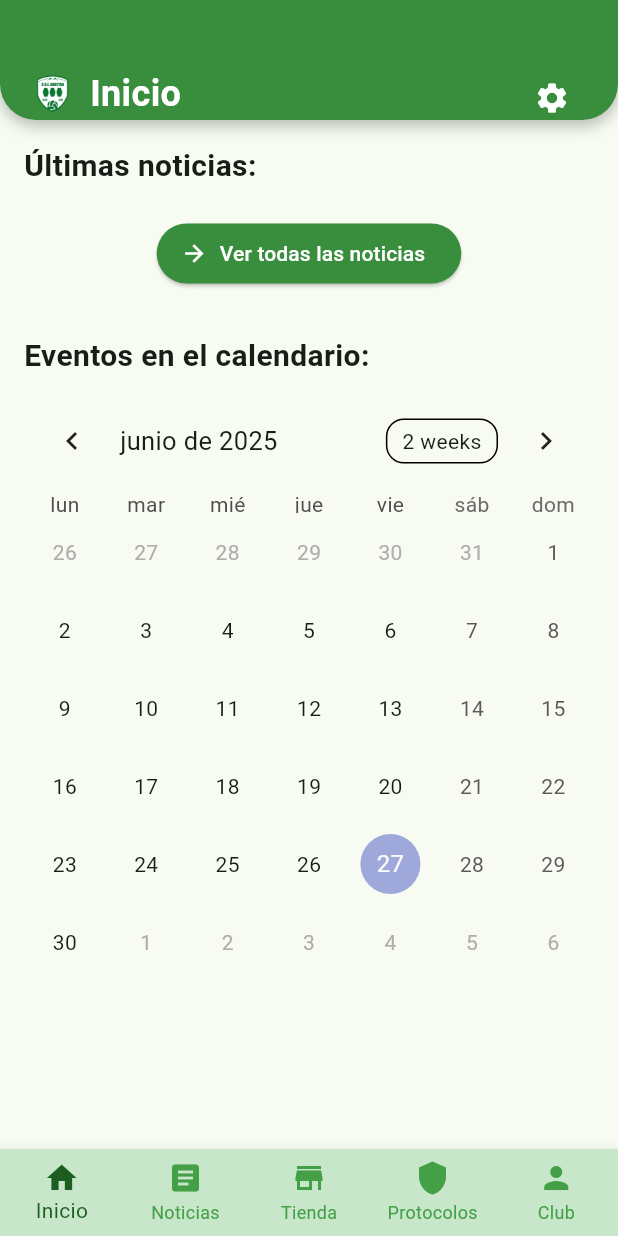
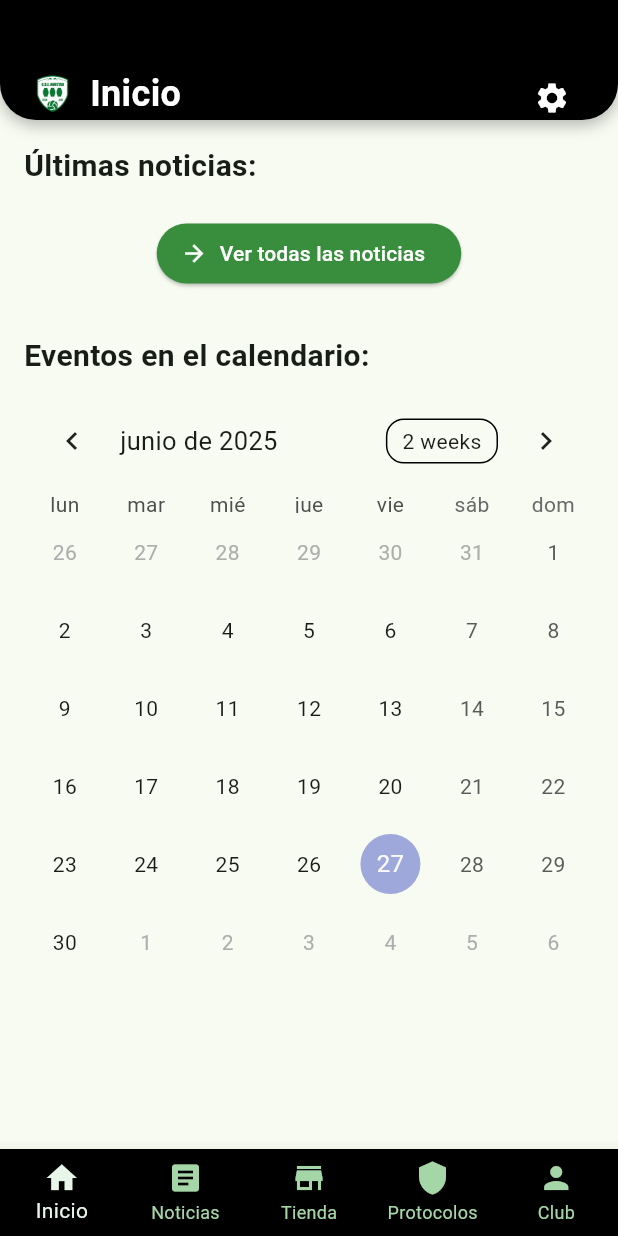
Before and after one commit to MarioMM5/Proyecto-CDE-AMISTAD, a Flutter app: the screen it shows after launch, on a phone screen of 412 x 824 dp. Run offline on Flutter 3.47's test engine with Material 3 defaults, Android fonts, the phone set to English and light mode, and no system bars; drawn by our look-alikes of table_calendar; our stand-ins replace flutter_dotenv, permission_handler, shared_preferences, supabase_flutter; missing offline and left inert: add_2_calendar; accounts and stored records are empty.

Commit message:
Cambio en la barra superior en inferior de la app, ahora son negros pase lo que pase

```diff
--- a/cde_amistad/lib/main.dart
+++ b/cde_amistad/lib/main.dart
@@ -66,8 +66,8 @@ class _MyAppState extends State<MyApp> {
         colorScheme: ColorScheme.fromSeed(seedColor: Colors.green, brightness: Brightness.light),
         bottomNavigationBarTheme: BottomNavigationBarThemeData(
           backgroundColor: Colors.green.shade100,
-          selectedItemColor: Colors.green.shade900,
-          unselectedItemColor: Colors.green.shade600,
+          selectedItemColor: Colors.green.shade50,
+          unselectedItemColor: Colors.green.shade200,
         ),
       ),
       darkTheme: ThemeData(
@@ -146,7 +146,7 @@ class _MyHomePageState extends State<MyHomePage> {
         currentIndex: _indiceActual,
         onTap: cambiarIndice,
         type: BottomNavigationBarType.fixed,
-        backgroundColor: bottomNavTheme.backgroundColor,
+        backgroundColor: Color(0xFF000000),
         selectedItemColor: bottomNavTheme.selectedItemColor,
         unselectedItemColor: bottomNavTheme.unselectedItemColor,
         items: const [
--- a/cde_amistad/lib/pages/inicioPage.dart
+++ b/cde_amistad/lib/pages/inicioPage.dart
@@ -143,7 +143,7 @@ class _InicioPageState extends State<InicioPage> {
         preferredSize: const Size.fromHeight(80),
         child: Container(
           decoration: const BoxDecoration(
-            color: Color(0xFF388E3C),
+            color: Color(0xFF000000),
             borderRadius: BorderRadius.vertical(bottom: Radius.circular(24)),
             boxShadow: [
               BoxShadow(
--- a/cde_amistad/lib/pages/masPage.dart
+++ b/cde_amistad/lib/pages/masPage.dart
@@ -49,7 +49,7 @@ class _MasPageState extends State<MasPage> {
         preferredSize: const Size.fromHeight(80),
         child: Container(
           decoration: const BoxDecoration(
-            color: Color(0xFF388E3C),
+            color: Color(0xFF000000),
             borderRadius: BorderRadius.vertical(bottom: Radius.circular(24)),
             boxShadow: [BoxShadow(color: Colors.black26, blurRadius: 8, offset: Offset(0, 4))],
           ),
--- a/cde_amistad/lib/pages/noticiasPage.dart
+++ b/cde_amistad/lib/pages/noticiasPage.dart
@@ -46,7 +46,7 @@ class _NoticiasPageState extends State<NoticiasPage> {
         preferredSize: const Size.fromHeight(80),
         child: Container(
           decoration: const BoxDecoration(
-            color: Color(0xFF388E3C),
+            color: Color(0xFF000000),
             borderRadius: BorderRadius.vertical(bottom: Radius.circular(24)),
             boxShadow: [
               BoxShadow(color: Colors.black26, blurRadius: 8, offset: Offset(0, 4))
--- a/cde_amistad/lib/pages/protocolosPage.dart
+++ b/cde_amistad/lib/pages/protocolosPage.dart
@@ -51,7 +51,7 @@ class _ProtocolosPageState extends State<ProtocolosPage> {
         preferredSize: const Size.fromHeight(80),
         child: Container(
           decoration: const BoxDecoration(
-            color: Color(0xFF388E3C),
+            color: Color(0xFF000000),
             borderRadius: BorderRadius.vertical(bottom: Radius.circular(24)),
             boxShadow: [BoxShadow(color: Colors.black26, blurRadius: 8, offset: Offset(0, 4))],
           ),
--- a/cde_amistad/lib/pages/tiendaPage.dart
+++ b/cde_amistad/lib/pages/tiendaPage.dart
@@ -439,7 +439,7 @@ class _TiendaPageState extends State<TiendaPage> {
         preferredSize: const Size.fromHeight(80),
         child: Container(
           decoration: const BoxDecoration(
-            color: Color(0xFF388E3C),
+            color: Color(0xFF000000),
             borderRadius: BorderRadius.vertical(bottom: Radius.circular(24)),
             boxShadow: [BoxShadow(color: Colors.black26, blurRadius: 8, offset: Offset(0, 4))],
           ),
--- a/cde_amistad/lib/widget/noticias_detail.dart
+++ b/cde_amistad/lib/widget/noticias_detail.dart
@@ -40,7 +40,7 @@ class _NoticiaDetailState extends State<NoticiaDetail> {
         preferredSize: const Size.fromHeight(80),
         child: Container(
           decoration: const BoxDecoration(
-            color: Color(0xFF388E3C),
+            color: Color(0xFF000000),
             borderRadius: BorderRadius.vertical(bottom: Radius.circular(24)),
             boxShadow: [BoxShadow(color: Colors.black26, blurRadius: 8, offset: Offset(0, 4))],
           ),
--- a/cde_amistad/pubspec.yaml
+++ b/cde_amistad/pubspec.yaml
@@ -41,7 +41,8 @@ flutter_native_splash:
   image: assets/icono.png
   android: true
   ios: true
-  fullscreen: true
+  android_gravity: fill
+  ios_content_mode: scaleAspectFill
 
 flutter:
   uses-material-design: true
```
